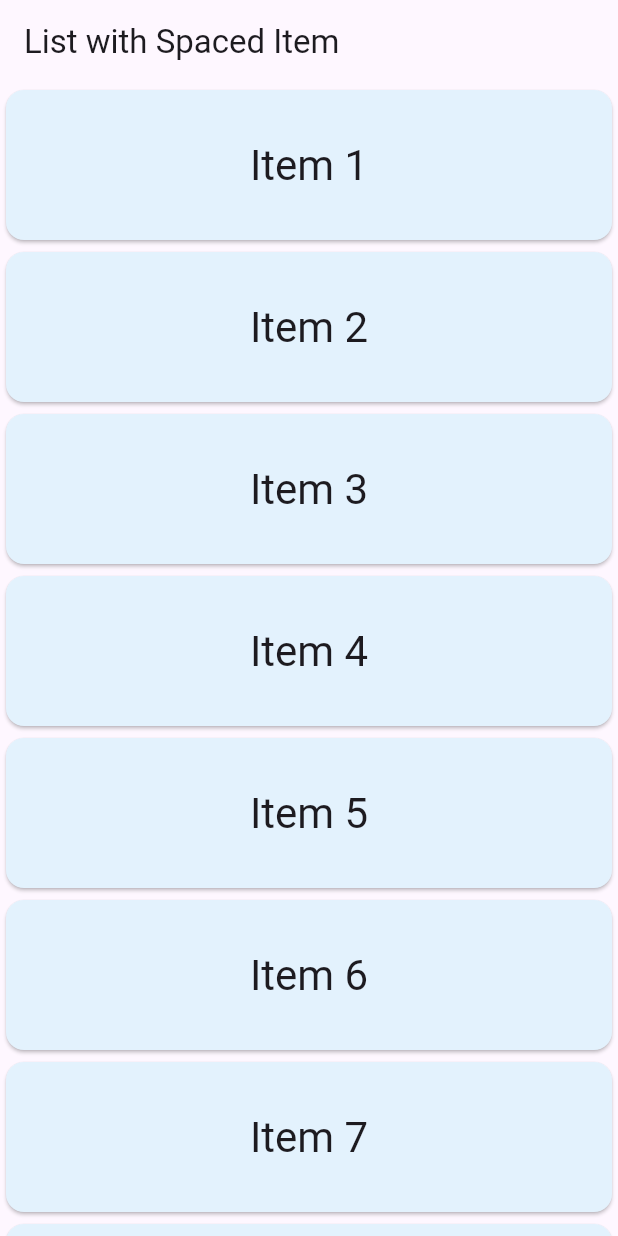
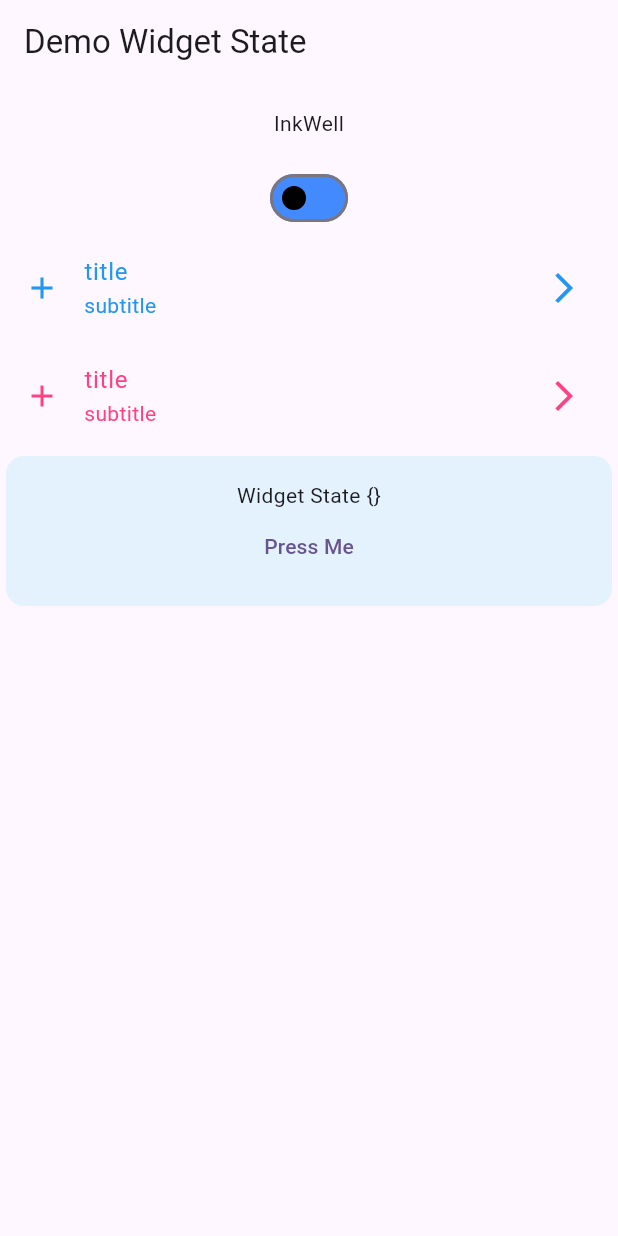
Before and after one commit to manhduydl/thirty_days_beginer_ui_basics, a Flutter app: the screen it shows after launch, on a phone screen of 412 x 824 dp. Run offline on Flutter 3.47's test engine with Material 3 defaults, Android fonts, the phone set to English and light mode, and no system bars.

Commit message:
Demo widget state

```diff
--- a/lib/main.dart
+++ b/lib/main.dart
@@ -1,5 +1,5 @@
 import 'package:flutter/material.dart';
-import 'package:thirty_days_beginer_ui_basics/list_with_spaced_item.dart';
+import 'package:thirty_days_beginer_ui_basics/widget_state.dart';
 
 void main() {
   runApp(const MyApp());
@@ -14,12 +14,38 @@ class MyApp extends StatelessWidget {
     return MaterialApp(
       title: 'Flutter Demo',
       theme: ThemeData(
-        colorScheme: ColorScheme.fromSeed(seedColor: Colors.deepPurple),
-        cardTheme: CardThemeData(
-          color: Colors.blue.shade50,
-        ),
-      ),
-      home: ListWithSpacedItem(),
+          colorScheme: ColorScheme.fromSeed(seedColor: Colors.deepPurple),
+          cardTheme: CardThemeData(
+            color: Colors.blue.shade50,
+          ),
+          useMaterial3: true,
+          splashColor: Colors.blue.shade100,
+          hoverColor: Colors.deepPurple.shade50,
+          highlightColor: Colors.redAccent.withValues(alpha: 0.1),
+          checkboxTheme: CheckboxThemeData(
+              checkColor: WidgetStateColor.fromMap({
+                WidgetState.hovered: Colors.red,
+                WidgetState.disabled: Colors.grey,
+                WidgetState.any: Colors.white,
+              }),
+              fillColor: WidgetStateColor.fromMap({
+                WidgetState.selected: Colors.blue,
+                WidgetState.any: Colors.white,
+              }),
+              overlayColor: WidgetStateProperty.fromMap({
+                WidgetState.selected: Colors.red,
+                WidgetState.any: Colors.grey.withValues(alpha: 0.1),
+              })),
+          listTileTheme: ListTileThemeData(
+              textColor: WidgetStateColor.fromMap({
+                WidgetState.disabled: Colors.pinkAccent,
+                WidgetState.any: Colors.blue
+              }),
+              iconColor: WidgetStateColor.fromMap({
+                WidgetState.disabled: Colors.pinkAccent,
+                WidgetState.any: Colors.blue,
+              }))),
+      home: DemoWidgetState(),
     );
   }
 }
--- /dev/null
+++ b/lib/widget_state.dart
@@ -0,0 +1,140 @@
+import 'package:flutter/material.dart';
+
+class DemoWidgetState extends StatefulWidget {
+  const DemoWidgetState({super.key});
+
+  @override
+  State<DemoWidgetState> createState() => _DemoWidgetStateState();
+}
+
+class _DemoWidgetStateState extends State<DemoWidgetState> {
+  @override
+  Widget build(BuildContext context) {
+    return Scaffold(
+      appBar: AppBar(
+        title: const Text('Demo Widget State'),
+        // backgroundColor: Colors.white,
+        // scrolledUnderElevation: 0,
+      ),
+      body: SingleChildScrollView(
+        child: Column(
+          crossAxisAlignment: CrossAxisAlignment.stretch,
+          children: [
+            InkWell(
+              borderRadius: BorderRadius.circular(8),
+              onTap: () {},
+              // overlayColor: WidgetStateProperty.resolveWith((states) {
+              //   if (states.contains(WidgetState.focused)) {
+              //     return Colors.redAccent.withValues(alpha: 0.1);
+              //   }
+              //   if (states.contains(WidgetState.hovered)) {
+              //     return Colors.deepPurple.shade50;
+              //   }
+              //   if (states.contains(WidgetState.pressed)) {
+              //     return Colors.blue;
+              //   }
+              //   return Colors.white;
+              // }),
+              overlayColor: WidgetStateColor.fromMap({
+                WidgetState.pressed | WidgetState.focused: Colors.red,
+                WidgetState.any: Colors.white,
+              }),
+              child: Padding(
+                padding: EdgeInsets.all(16),
+                child: Text(
+                  'InkWell',
+                  textAlign: TextAlign.center,
+                ),
+              ),
+            ),
+            Switch(
+              activeColor: Colors.red,
+              activeTrackColor: Colors.amber,
+              inactiveThumbColor: Colors.black,
+              inactiveTrackColor: Colors.blueAccent,
+              value: false,
+              onChanged: (value) {
+                debugPrint('$value');
+              },
+            ),
+            ListTile(
+              enabled: true,
+              title: Text('title'),
+              subtitle: Text('subtitle'),
+              leading: Icon(Icons.add),
+              trailing: Icon(Icons.arrow_forward_ios),
+            ),
+            ListTile(
+              enabled: false,
+              title: Text('title'),
+              subtitle: Text('subtitle'),
+              leading: Icon(Icons.add),
+              trailing: Icon(Icons.arrow_forward_ios),
+            ),
+            DemoWidgetState2(),
+          ],
+          // children: List.generate(
+          //     50,
+          //     (index) => Card(
+          //           child: Padding(
+          //               padding: EdgeInsets.all(16),
+          //               child: Text('Index $index')),
+          //         )),
+        ),
+      ),
+    );
+  }
+}
+
+class DemoWidgetState2 extends StatefulWidget {
+  const DemoWidgetState2({super.key});
+
+  @override
+  State<DemoWidgetState2> createState() => _DemoWidgetState2State();
+}
+
+class _DemoWidgetState2State extends State<DemoWidgetState2> {
+  final _controller = WidgetStatesController();
+  @override
+  Widget build(BuildContext context) {
+    return ValueListenableBuilder(
+        valueListenable: _controller,
+        builder: (context, state, _) {
+          return Card(
+            elevation: (state.contains(WidgetState.pressed) ? 8 : 0).toDouble(),
+            child: Padding(
+              padding: EdgeInsets.all(16),
+              child: Column(
+                children: [
+                  Text('Widget State $state'),
+                  TextButton(
+                      statesController: _controller,
+                      onPressed: () {
+                        debugPrint('Button Pressed');
+                      },
+                      child: Text('Press Me')),
+                ],
+              ),
+            ),
+          );
+        });
+  }
+}
+
+class TapAreaThemData {
+  final TapAreaStyle style;
+
+  TapAreaThemData({
+    required this.style,
+  });
+}
+
+class TapAreaStyle {
+  final WidgetStateProperty<Color?> opacity;
+  final WidgetStateProperty<Color?> foregroundHighlight;
+
+  TapAreaStyle({
+    required this.opacity,
+    required this.foregroundHighlight,
+  });
+}
```
